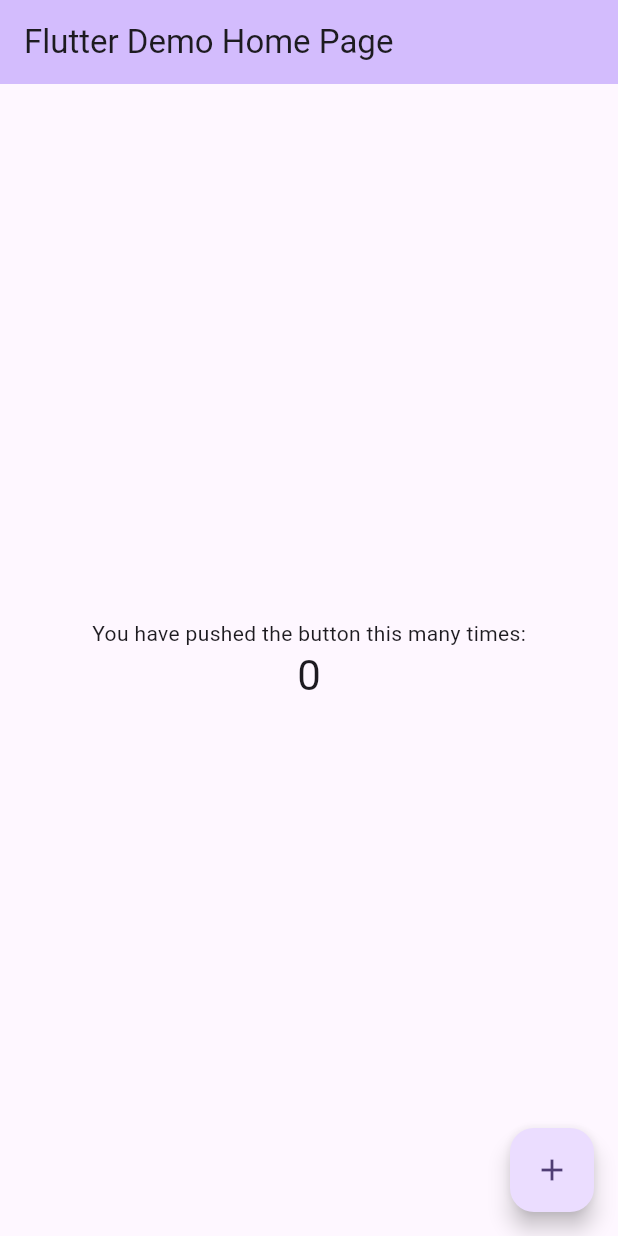
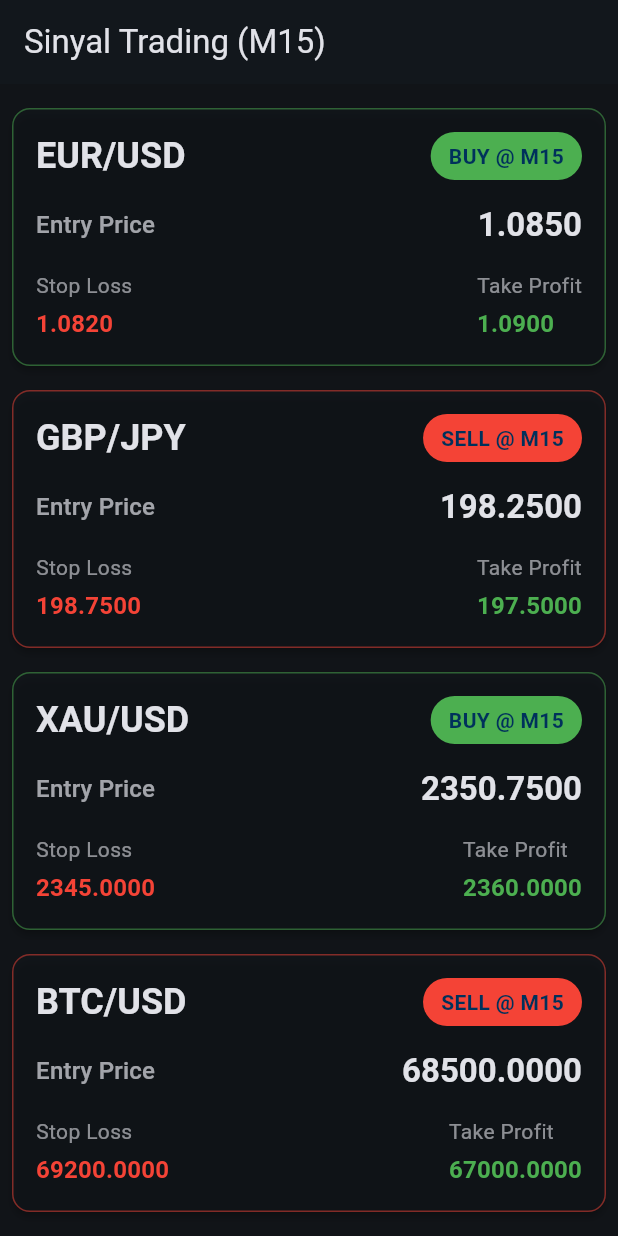
Before and after one commit to could-ai/019a57ba-e98e-7dda-9a77-015a58a00fdc, a Flutter app: the screen it shows after launch, on a phone screen of 412 x 824 dp. Run offline on Flutter 3.47's test engine with Material 3 defaults, Android fonts, the phone set to English and light mode, and no system bars.

Commit message:
Saya telah memperbarui file `main.dart` untuk menyiapkan struktur dasar aplikasi sinyal trading. Perubahan ini menggantikan aplikasi demo penghitung default dengan `HomeScreen` baru, yang akan menjadi layar utama aplikasi kita. Saya juga telah mengkonfigurasi tema gelap modern yang cocok untuk aplikasi keuangan, menggunakan skema warna yang jelas untuk membedakan antara latar belakang, elemen utama, dan tindakan penting seperti sinyal beli atau jual. Ini memberikan fondasi visual yang kuat untuk fitur-fitur yang akan kita bangun selanjutnya.; Saya membuat model data `Signal` di file `lib/models/signal.dart`. Kelas ini mendefinisikan struktur data untuk setiap sinyal trading, termasuk properti untuk instrumen (misalnya, EUR/USD), tipe sinyal (Beli atau Jual), harga masuk (entry), level take profit (T/P), level stop loss (S/L), dan periode waktu (misalnya, M15). Dengan mendefinisikan model ini, kita memastikan bahwa data sinyal di seluruh aplikasi konsisten dan terstruktur, yang akan mempermudah pengelolaan dan tampilan data saat kita mengintegrasikannya dengan sumber data langsung nanti.; Saya telah membuat `HomeScreen` sebagai layar utama aplikasi di `lib/screens/home_screen.dart`. Layar ini dirancang untuk menampilkan daftar sinyal trading secara vertikal. Untuk saat ini, saya telah menyertakan data dummy (contoh) untuk beberapa instrumen populer seperti EUR/USD dan Emas (XAU/USD) agar kita bisa melihat bagaimana tampilan aplikasi nantinya. Setiap sinyal dari data dummy ini akan ditampilkan menggunakan widget `SignalCard` yang telah saya buat terpisah. Ini memungkinkan kita untuk fokus pada pengembangan UI dan pengalaman pengguna sebelum mengintegrasikan data sinyal trading yang sebenarnya dari MT5.; Saya telah membuat widget `SignalCard` di `lib/widgets/signal_card.dart` untuk menampilkan detail setiap sinyal trading dalam format kartu yang jelas dan mudah dibaca. Kartu ini secara visual membedakan antara sinyal 'Beli' (hijau) dan 'Jual' (merah) menggunakan warna tema yang telah kita tentukan. Informasi penting seperti nama instrumen, harga masuk, level stop loss, dan take profit disajikan dengan tata letak yang terstruktur. Dengan memisahkan UI kartu ini ke dalam widgetnya sendiri, kita dapat dengan mudah menggunakannya kembali di seluruh aplikasi dan menjaga kode `HomeScreen` tetap bersih dan terorganisir.

```diff
--- a/usr/lib/main.dart
+++ b/usr/lib/main.dart
@@ -1,4 +1,5 @@
 import 'package:flutter/material.dart';
+import 'package:couldai_user_app/screens/home_screen.dart';
 
 void main() {
   runApp(const MyApp());
@@ -7,114 +8,23 @@ void main() {
 class MyApp extends StatelessWidget {
   const MyApp({super.key});
 
-  // This widget is the root of your application.
   @override
   Widget build(BuildContext context) {
     return MaterialApp(
-      title: 'Flutter Demo',
+      title: 'Sinyal Trading',
       debugShowCheckedModeBanner: false,
       theme: ThemeData(
-        // This is the theme of your application.
-        //
-        // TRY THIS: Try running your application with "flutter run". You'll see
-        // the application has a purple toolbar. Then, without quitting the app,
-        // try changing the seedColor in the colorScheme below to Colors.green
-        // and then invoke "hot reload" (save your changes or press the "hot
-        // reload" button in a Flutter-supported IDE, or press "r" if you used
-        // the command line to start the app).
-        //
-        // Notice that the counter didn't reset back to zero; the application
-        // state is not lost during the reload. To reset the state, use hot
-        // restart instead.
-        //
-        // This works for code too, not just values: Most code changes can be
-        // tested with just a hot reload.
-        colorScheme: ColorScheme.fromSeed(seedColor: Colors.deepPurple),
+        colorScheme: ColorScheme.fromSeed(
+          seedColor: const Color(0xFF1F2630),
+          brightness: Brightness.dark,
+          background: const Color(0xFF12171C),
+          primary: const Color(0xFF2A9DF4),
+          secondary: const Color(0xFF4CAF50),
+          error: const Color(0xFFF44336),
+        ),
+        useMaterial3: true,
       ),
-      home: const MyHomePage(title: 'Flutter Demo Home Page'),
+      home: const HomeScreen(),
     );
   }
 }
-
-class MyHomePage extends StatefulWidget {
-  const MyHomePage({super.key, required this.title});
-
-  // This widget is the home page of your application. It is stateful, meaning
-  // that it has a State object (defined below) that contains fields that affect
-  // how it looks.
-
-  // This class is the configuration for the state. It holds the values (in this
-  // case the title) provided by the parent (in this case the App widget) and
-  // used by the build method of the State. Fields in a Widget subclass are
-  // always marked "final".
-
-  final String title;
-
-  @override
-  State<MyHomePage> createState() => _MyHomePageState();
-}
-
-class _MyHomePageState extends State<MyHomePage> {
-  int _counter = 0;
-
-  void _incrementCounter() {
-    setState(() {
-      // This call to setState tells the Flutter framework that something has
-      // changed in this State, which causes it to rerun the build method below
-      // so that the display can reflect the updated values. If we changed
-      // _counter without calling setState(), then the build method would not be
-      // called again, and so nothing would appear to happen.
-      _counter++;
-    });
-  }
-
-  @override
-  Widget build(BuildContext context) {
-    // This method is rerun every time setState is called, for instance as done
-    // by the _incrementCounter method above.
-    //
-    // The Flutter framework has been optimized to make rerunning build methods
-    // fast, so that you can just rebuild anything that needs updating rather
-    // than having to individually change instances of widgets.
-    return Scaffold(
-      appBar: AppBar(
-        // TRY THIS: Try changing the color here to a specific color (to
-        // Colors.amber, perhaps?) and trigger a hot reload to see the AppBar
-        // change color while the other colors stay the same.
-        backgroundColor: Theme.of(context).colorScheme.inversePrimary,
-        // Here we take the value from the MyHomePage object that was created by
-        // the App.build method, and use it to set our appbar title.
-        title: Text(widget.title),
-      ),
-      body: Center(
-        // Center is a layout widget. It takes a single child and positions it
-        // in the middle of the parent.
-        child: Column(
-          // Column is also a layout widget. It takes a list of children and
-          // arranges them vertically. By default, it sizes itself to fit its
-          // children horizontally, and tries to be as tall as its parent.
-          //
-          // Column has various properties to control how it sizes itself and
-          // how it positions its children. Here we use mainAxisAlignment to
-          // center the children vertically; the main axis here is the vertical
-          // axis because Columns are vertical (the cross axis would be
-          // horizontal).
-          //
-          // TRY THIS: Invoke "debug painting" (choose the "Toggle Debug Paint"
-          // action in the IDE, or press "p" in the console), to see the
-          // wireframe for each widget.
-          mainAxisAlignment: MainAxisAlignment.center,
-          children: <Widget>[
-            const Text('You have pushed the button this many times:'),
-            Text('$_counter', style: Theme.of(context).textTheme.headlineMedium),
-          ],
-        ),
-      ),
-      floatingActionButton: FloatingActionButton(
-        onPressed: _incrementCounter,
-        tooltip: 'Increment',
-        child: const Icon(Icons.add),
-      ), // This trailing comma makes auto-formatting nicer for build methods.
-    );
-  }
-}
--- /dev/null
+++ b/usr/lib/models/signal.dart
@@ -0,0 +1,17 @@
+class Signal {
+  final String instrument;
+  final String type; // "Buy" or "Sell"
+  final double entry;
+  final double takeProfit;
+  final double stopLoss;
+  final String period;
+
+  Signal({
+    required this.instrument,
+    required this.type,
+    required this.entry,
+    required this.takeProfit,
+    required this.stopLoss,
+    required this.period,
+  });
+}
--- /dev/null
+++ b/usr/lib/screens/home_screen.dart
@@ -0,0 +1,39 @@
+import 'package:flutter/material.dart';
+import 'package:couldai_user_app/models/signal.dart';
+import 'package:couldai_user_app/widgets/signal_card.dart';
+
+class HomeScreen extends StatefulWidget {
+  const HomeScreen({super.key});
+
+  @override
+  State<HomeScreen> createState() => _HomeScreenState();
+}
+
+class _HomeScreenState extends State<HomeScreen> {
+  // Dummy data for demonstration
+  final List<Signal> _signals = [
+    Signal(instrument: 'EUR/USD', type: 'Buy', entry: 1.0850, takeProfit: 1.0900, stopLoss: 1.0820, period: 'M15'),
+    Signal(instrument: 'GBP/JPY', type: 'Sell', entry: 198.25, takeProfit: 197.50, stopLoss: 198.75, period: 'M15'),
+    Signal(instrument: 'XAU/USD', type: 'Buy', entry: 2350.75, takeProfit: 2360.00, stopLoss: 2345.00, period: 'M15'),
+    Signal(instrument: 'BTC/USD', type: 'Sell', entry: 68500.00, takeProfit: 67000.00, stopLoss: 69200.00, period: 'M15'),
+    Signal(instrument: 'USD/CAD', type: 'Buy', entry: 1.3720, takeProfit: 1.3780, stopLoss: 1.3690, period: 'M15'),
+  ];
+
+  @override
+  Widget build(BuildContext context) {
+    return Scaffold(
+      appBar: AppBar(
+        title: const Text('Sinyal Trading (M15)'),
+        backgroundColor: Theme.of(context).colorScheme.background,
+        elevation: 0,
+      ),
+      body: ListView.builder(
+        padding: const EdgeInsets.all(8.0),
+        itemCount: _signals.length,
+        itemBuilder: (context, index) {
+          return SignalCard(signal: _signals[index]);
+        },
+      ),
+    );
+  }
+}
--- /dev/null
+++ b/usr/lib/widgets/signal_card.dart
@@ -0,0 +1,110 @@
+import 'package:flutter/material.dart';
+import 'package:couldai_user_app/models/signal.dart';
+
+class SignalCard extends StatelessWidget {
+  final Signal signal;
+
+  const SignalCard({super.key, required this.signal});
+
+  @override
+  Widget build(BuildContext context) {
+    final theme = Theme.of(context);
+    final isBuy = signal.type == 'Buy';
+    final color = isBuy ? theme.colorScheme.secondary : theme.colorScheme.error;
+
+    return Card(
+      margin: const EdgeInsets.symmetric(vertical: 8.0),
+      shape: RoundedRectangleBorder(
+        borderRadius: BorderRadius.circular(12),
+        side: BorderSide(color: color.withOpacity(0.5), width: 1),
+      ),
+      color: theme.colorScheme.background.withOpacity(0.5),
+      elevation: 2,
+      child: Padding(
+        padding: const EdgeInsets.all(16.0),
+        child: Column(
+          crossAxisAlignment: CrossAxisAlignment.start,
+          children: [
+            _buildHeader(theme, color),
+            const SizedBox(height: 16),
+            _buildPriceInfo(theme),
+            const SizedBox(height: 16),
+            _buildSLTPInfo(theme),
+          ],
+        ),
+      ),
+    );
+  }
+
+  Widget _buildHeader(ThemeData theme, Color color) {
+    return Row(
+      mainAxisAlignment: MainAxisAlignment.spaceBetween,
+      children: [
+        Text(
+          signal.instrument,
+          style: theme.textTheme.headlineSmall?.copyWith(fontWeight: FontWeight.bold),
+        ),
+        Container(
+          padding: const EdgeInsets.symmetric(horizontal: 12, vertical: 6),
+          decoration: BoxDecoration(
+            color: color,
+            borderRadius: BorderRadius.circular(20),
+          ),
+          child: Text(
+            '${signal.type.toUpperCase()} @ ${signal.period}',
+            style: theme.textTheme.bodyMedium?.copyWith(
+              fontWeight: FontWeight.bold,
+              color: theme.colorScheme.onPrimary,
+            ),
+          ),
+        ),
+      ],
+    );
+  }
+
+  Widget _buildPriceInfo(ThemeData theme) {
+    return Row(
+      mainAxisAlignment: MainAxisAlignment.spaceBetween,
+      children: [
+        Text(
+          'Entry Price',
+          style: theme.textTheme.titleMedium?.copyWith(color: theme.colorScheme.onSurface.withOpacity(0.7)),
+        ),
+        Text(
+          signal.entry.toStringAsFixed(4),
+          style: theme.textTheme.titleLarge?.copyWith(fontWeight: FontWeight.bold),
+        ),
+      ],
+    );
+  }
+
+  Widget _buildSLTPInfo(ThemeData theme) {
+    return Row(
+      mainAxisAlignment: MainAxisAlignment.spaceBetween,
+      children: [
+        _buildSLTPColumn('Stop Loss', signal.stopLoss.toStringAsFixed(4), theme.colorScheme.error, theme),
+        _buildSLTPColumn('Take Profit', signal.takeProfit.toStringAsFixed(4), theme.colorScheme.secondary, theme),
+      ],
+    );
+  }
+
+  Widget _buildSLTPColumn(String title, String value, Color color, ThemeData theme) {
+    return Column(
+      crossAxisAlignment: CrossAxisAlignment.start,
+      children: [
+        Text(
+          title,
+          style: theme.textTheme.bodyMedium?.copyWith(color: theme.colorScheme.onSurface.withOpacity(0.6)),
+        ),
+        const SizedBox(height: 4),
+        Text(
+          value,
+          style: theme.textTheme.titleMedium?.copyWith(
+            fontWeight: FontWeight.bold,
+            color: color,
+          ),
+        ),
+      ],
+    );
+  }
+}
```
